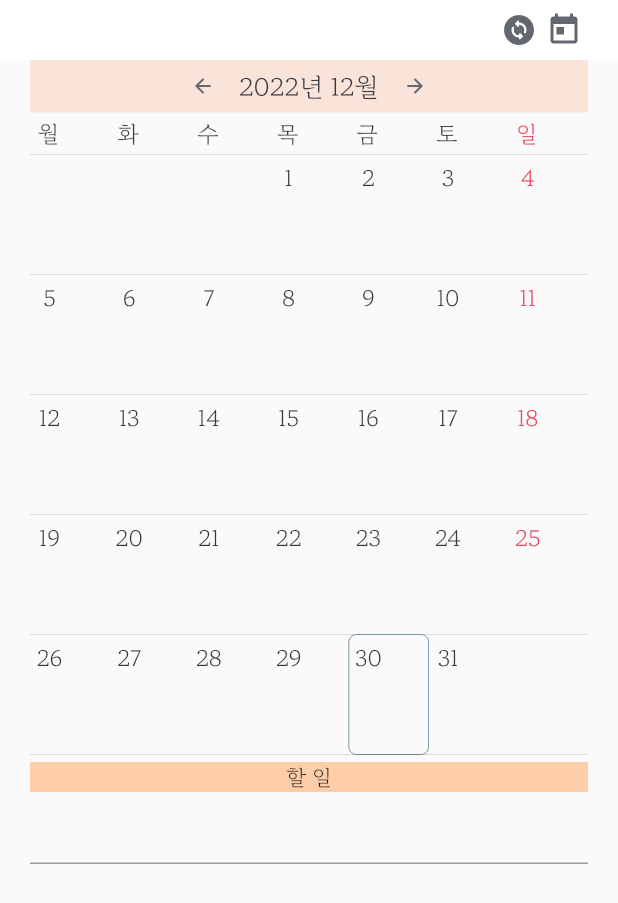
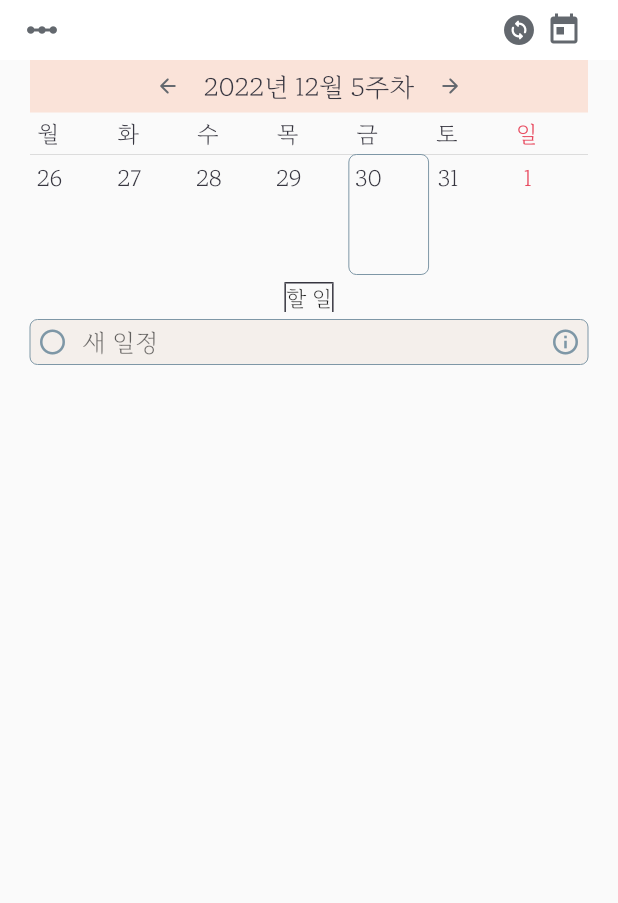
Before and after one commit to ljbee22/my_calender, a Flutter app: the screen it shows after launch, on a phone screen of 412 x 824 dp. Shown: the top 903 px of the screen. Run offline on Flutter 3.47's test engine with Material 2 defaults, Android fonts, the phone set to English and light mode, and no system bars; our stand-ins replace hive, hive_flutter; accounts and stored records are empty.

Commit message:
12.30 혼자 코

```diff
--- a/lib/cursor.dart
+++ b/lib/cursor.dart
@@ -3,7 +3,7 @@ import 'package:intl/intl.dart';
 
 class Cursor with ChangeNotifier{
   late DateTime selected;
-  bool isMonth = true;
+  bool isMonth = false;
 
   Cursor({
     required this.selected
--- a/lib/customclass/CustomAppbar.dart
+++ b/lib/customclass/CustomAppbar.dart
@@ -13,17 +13,14 @@ class CustomAppbar extends StatelessWidget implements PreferredSize{
     return AppBar(
       elevation: 0,
       backgroundColor: Colors.white,
+      leading: IconButton(onPressed: () {
+        print('@@@@@@@@@@@');
+        scaffoldKey.currentState?.openDrawer();
+      },
+        icon: Icon(Icons.linear_scale, color: Pastel.blacksoft),
+      ),
       title: Stack(
         children: [
-          // Align(
-          //   alignment: Alignment.centerLeft,
-          //   child: IconButton(onPressed: () {
-          //       print('@@@@@@@@@@@');
-          //       scaffoldKey.currentState?.openDrawer();
-          //     },
-          //       icon: Icon(Icons.linear_scale, color: Pastel.blacksoft),
-          //   ),
-          // ),
           Positioned(
             right: 30,
             child: IconButton(
--- a/lib/customclass/calenderElement.dart
+++ b/lib/customclass/calenderElement.dart
@@ -184,3 +184,22 @@ class WeekAppbar extends StatelessWidget implements PreferredSizeWidget{
   @override
   Size get preferredSize => Size.fromHeight(appbar.preferredSize.height);
 }
+
+class TodoBanner extends StatelessWidget {
+  const TodoBanner({Key? key}) : super(key: key);
+
+  @override
+  Widget build(BuildContext context) {
+    return Container(
+      decoration: BoxDecoration(
+        // borderRadius: BorderRadius.only(topRight: Radius.circular(5), topLeft: Radius.circular(5)),
+        border: Border(
+            left: BorderSide(width: 1, style: BorderStyle.solid, color: Pastel.black),
+            top: BorderSide(width: 1, style: BorderStyle.solid, color: Pastel.black),
+            right: BorderSide(width: 1, style: BorderStyle.solid, color: Pastel.black),
+        ),
+      ),
+      child: Text("할 일"),
+    );
+  }
+}
--- a/lib/customclass/palette.dart
+++ b/lib/customclass/palette.dart
@@ -5,12 +5,16 @@ class Pastel {
   static const Color red = Color(0xffFFB6B9);
   static const Color pinkaccent = Color(0xffFCCEE2);
   static const Color pink = Color(0xffFAE3D9);
-  static const Color green = Color(0xffBBDED6);
-  static const Color sky = Color(0xffB5F7E6);
+  static const Color bluegreen = Color(0xffBBDED6);
+  static const Color sky = Color(0xff88d4ff);
   static const Color purple = Color(0xffBFCFFF);
   static const Color yellow = Color(0xffFFFFC2);
   static const Color orange = Color(0xffFECEA8);
   static const Color redaccent = Color(0xffE84A5F);
   static const Color grey = Color(0xff7E97A6);
   static const Color blacksoft = Color(0xff63686E);
+  static const Color yellowsoft = Color(0xfffffbe7);
+  static const Color green = Color(0xffd5dc92);
+  static const Color white = Color(0xfff4efeb);
+  static const Color test = Color(0xffd5dc92);
 }
--- a/lib/main.dart
+++ b/lib/main.dart
@@ -30,7 +30,9 @@ class MyApp extends StatelessWidget {
             title: 'My_Calender',
             theme: ThemeData(
               primarySwatch: Colors.blue,
-              fontFamily: 'Myfont'
+              fontFamily: 'Myfont',
+              splashColor: Colors.transparent,
+              highlightColor: Colors.transparent,
             ),
             home: Provider.of<Cursor>(context).isMonth ? const MonthCal() : const WeekCal()
         );
--- a/lib/weekCal.dart
+++ b/lib/weekCal.dart
@@ -32,7 +32,7 @@ class _WeekCalState extends State<WeekCal> {
       },
       child: Scaffold(
         appBar: CustomAppbar(scaffoldKey: scaffoldKey,), //custom appbar
-        drawer: CustomDrawer(),
+        // drawer: CustomDrawer(),
         key: scaffoldKey,
         body: ValueListenableBuilder(
             valueListenable: Hive.box<List>('lib').listenable(),
@@ -52,23 +52,31 @@ class _WeekCalState extends State<WeekCal> {
                     ],
                   ),
                   const SizedBox(height: 5),
-                  Container(
-                    height: 20,
-                    color: Pastel.orange,
-                    child: Row(
-                      mainAxisAlignment: MainAxisAlignment.center,
-                      children: [
-                        Text("할 일"),
-                      ],
-                    ),
-                  ),
+                  // Container(
+                  //   height: 20,
+                  //   color: Pastel.orange,
+                  //   child: Row(
+                  //     mainAxisAlignment: MainAxisAlignment.center,
+                  //     children: [
+                  //       Text("할 일"),
+                  //     ],
+                  //   ),
+                  // ),
+                  TodoBanner(),
                   Expanded(
                     child: CustomScrollView(
                       slivers: [
                         SliverFixedExtentList(
-                          itemExtent: 40,
+                          itemExtent: 35,
                           delegate: SliverChildBuilderDelegate((BuildContext context, int idx){
-                            return Card(
+                            return Padding(
+                              padding: const EdgeInsets.only(top: 5),
+                              child: Container(
+                                decoration: BoxDecoration(
+                                  borderRadius: BorderRadius.circular(5),
+                                  border: Border.all(color: Pastel.grey, width: 0),
+                                  color: Pastel.white,
+                                ),
                                 child: GestureDetector(
                                   behavior: HitTestBehavior.translucent,
                                   onTap: (){
@@ -82,7 +90,7 @@ class _WeekCalState extends State<WeekCal> {
                                   child: Row(
                                     children: [
                                       Padding(
-                                      padding: EdgeInsets.only(right: 10),
+                                        padding: EdgeInsets.fromLTRB(5, 0, 10, 0),
                                         child: GestureDetector(
                                           onTap: (){
                                             print("icons tapped@@@@@@@@@@@@@@@");
@@ -90,12 +98,16 @@ class _WeekCalState extends State<WeekCal> {
                                           child: Icon(Icons.radio_button_unchecked_outlined, size: 20, color: Pastel.black,),
                                         ),
                                         ),
-                                    MyText("test ${box.get(Provider.of<Cursor>(context, listen: false).returnAsString())![idx].name}", 15, Pastel.black),
+                                      MyText("${box.get(Provider.of<Cursor>(context, listen: false).returnAsString())![idx].name}", 15, Pastel.black),
                                       const Spacer(),
-                                    const Icon(Icons.info_outline, size: 20),
+                                      Padding(
+                                        padding: EdgeInsets.only(right: 5),
+                                        child: const Icon(Icons.info_outline, size: 20, color: Pastel.black,),
+                                      ),
                                     ],
                                   ),
                                 )
+                              ),
                             );
                           },
                             childCount: box.get(Provider.of<Cursor>(context, listen: false).returnAsString()) == null ?
@@ -103,6 +115,23 @@ class _WeekCalState extends State<WeekCal> {
                           ),
                         ),
                         SliverToBoxAdapter(
+                          child: Padding(
+                            padding: const EdgeInsets.only(top: 5),
+                            child: Container(
+                              height: 30,
+                              decoration: BoxDecoration(
+                                borderRadius: BorderRadius.circular(5),
+                                border: Border.all(color: Pastel.grey, width: 0),
+                                color: Pastel.white,
+                              ),
+                              child: Container(
+                                child: Row(
+                                  children: [
+                                    Padding(
+                                      padding: EdgeInsets.fromLTRB(5, 0, 10, 0),
+                                      child: Icon(Icons.radio_button_unchecked_outlined, size: 20, color: Pastel.grey,),
+                                    ),
+                                    Expanded(
                                       child: TextFormField(
                                         //TODO: 여기에 info 버튼을 추가하고, box.get(Provider.of<Cursor>(context, listen: false).returnAsString())!.length를 idx로 전달
                                         // autofocus: true,
@@ -113,23 +142,22 @@ class _WeekCalState extends State<WeekCal> {
                                         // textAlignVertical: TextAlignVertical.center,
                                         cursorColor: Pastel.grey,
                                         decoration: InputDecoration(
-                              contentPadding: EdgeInsets.only(top: 10),
+                                          hintText: "새 일정",
                                           border: UnderlineInputBorder(
                                             borderSide: BorderSide(
-                                  color: Colors.white
+                                              color: Colors.transparent
                                             ),
                                           ),
                                           enabledBorder: UnderlineInputBorder(
                                             borderSide: BorderSide(
-                                    color: Colors.white
+                                                color: Colors.transparent
                                             ),
                                           ),
                                           focusedBorder: UnderlineInputBorder(
                                             borderSide: BorderSide(
-                                    color: Colors.white
+                                                color: Colors.transparent
                                             ),
                                           ),
-                              icon: Icon(Icons.circle_outlined, color: Pastel.grey,),
                                           isCollapsed: true
                                         ),
                                         validator: (text) {
@@ -175,6 +203,16 @@ class _WeekCalState extends State<WeekCal> {
                                         },
                                       ),
                                     ),
+                                    Padding(
+                                      padding: EdgeInsets.only(right: 5),
+                                      child: const Icon(Icons.info_outline, size: 20, color: Pastel.grey,),
+                                    ),
+                                  ],
+                                ),
+                              ),
+                            ),
+                          ),
+                        ),
                       ],
                     ),
                   ),
--- a/pubspec.yaml
+++ b/pubspec.yaml
@@ -66,8 +66,8 @@ flutter:
   uses-material-design: true
 
   # To add assets to your application, add an assets section, like this:
-  # assets:
-  #   - images/a_dot_burr.jpeg
+  assets:
+    - assets/icon/
   #   - images/a_dot_ham.jpeg
 
   # An image asset can refer to one or more resolution-specific "variants", see
```
Also changed, not shown: assets/icon/check_notwork.png (added), assets/icon/check_unchecked.png (added), assets/icon/todo_banner.png (added), 1 other file. Lines whose indentation alone changed are shown as unchanged.
